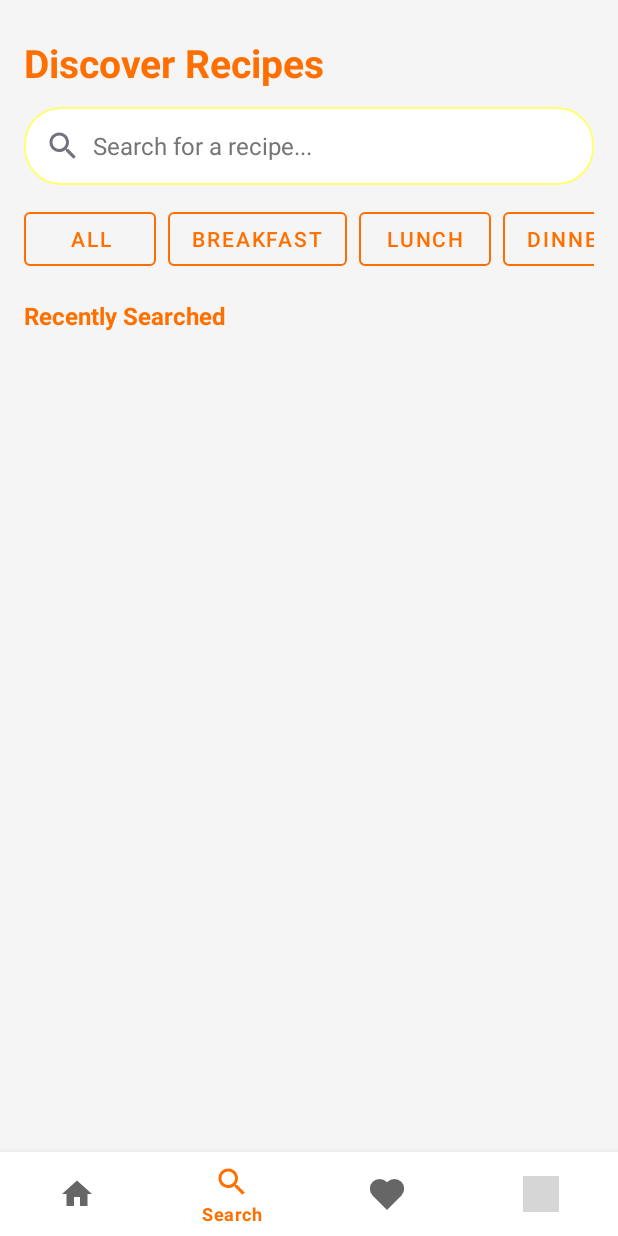
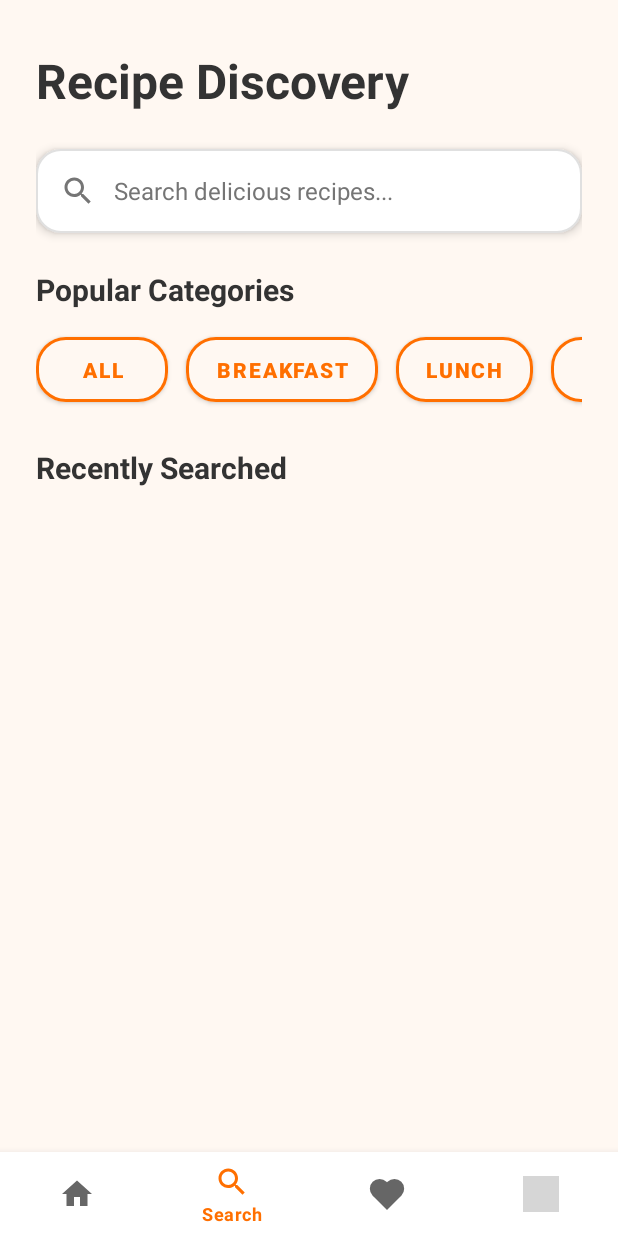
Before and after one commit to shahdhassan4601/recipe-app-kotlin, an Android app: the screen it shows after launch (RecipeActivity), item 2 of the bottom bar chosen, on a phone screen of 412 x 824 dp. Run offline under Robolectric (Android 15) with nearby library versions, the light colour scheme and no system bars; our stand-ins replace navigation-ui; pictures from the network do not load; grey boxes are pictures that could not be loaded.

Commit message:
udate home screen

```diff
--- a/app/src/main/java/com/example/recipeapp/data/local/entities/RecipeEntity.kt
+++ b/app/src/main/java/com/example/recipeapp/data/local/entities/RecipeEntity.kt
@@ -18,6 +18,7 @@ data class RecipeEntity(
     // Store ingredients as JSON - completely dynamic, any number
     val ingredientsJson: String, // JSON array of Ingredient objects
     val dateAdded: Long = System.currentTimeMillis()
+
 )
 
 // Helper data class for ingredients with measure (quantity)
--- a/app/src/main/res/drawable/search_input_background.xml
+++ b/app/src/main/res/drawable/search_input_background.xml
@@ -1,6 +1,18 @@
-<?xml version="1.0" encoding="utf-8"?>
-<shape xmlns:android="http://schemas.android.com/apk/res/android">
-    <solid android:color="@color/white" />
-    <corners android:radius="24dp" />
-    <stroke android:width="1dp" android:color="@color/secondaryLightColor" />
-</shape>
+<selector xmlns:android="http://schemas.android.com/apk/res/android">
+    <item android:state_focused="true">
+        <shape android:shape="rectangle">
+            <solid android:color="@color/card_background" />
+            <corners android:radius="16dp" />
+            <stroke android:width="2dp" android:color="@color/primary_orange" />
+            <padding android:left="12dp" android:top="12dp" android:right="12dp" android:bottom="12dp" />
+        </shape>
+    </item>
+    <item>
+        <shape android:shape="rectangle">
+            <solid android:color="@color/card_background" />
+            <corners android:radius="16dp" />
+            <stroke android:width="1dp" android:color="@color/light_gray_borders" />
+            <padding android:left="12dp" android:top="12dp" android:right="12dp" android:bottom="12dp" />
+        </shape>
+    </item>
+</selector>
--- a/app/src/main/res/layout/fragment_search.xml
+++ b/app/src/main/res/layout/fragment_search.xml
@@ -1,61 +1,83 @@
 <?xml version="1.0" encoding="utf-8"?>
-<androidx.constraintlayout.widget.ConstraintLayout
-    xmlns:android="http://schemas.android.com/apk/res/android"
+<androidx.coordinatorlayout.widget.CoordinatorLayout xmlns:android="http://schemas.android.com/apk/res/android"
     xmlns:app="http://schemas.android.com/apk/res-auto"
     xmlns:tools="http://schemas.android.com/tools"
-    android:id="@+id/searchRoot"
     android:layout_width="match_parent"
     android:layout_height="match_parent"
-    android:background="@color/background_light"
+    android:background="@color/warm_white_background"
     tools:context=".ui.home.SearchFragment">
 
-    <!-- 🔹 Title -->
+    <!-- الجزء اللي هيختفي مع السكرول -->
+    <com.google.android.material.appbar.AppBarLayout
+        android:id="@+id/appBarLayout"
+        android:layout_width="match_parent"
+        android:layout_height="wrap_content"
+        android:background="@color/warm_white_background"
+        app:elevation="0dp">
+
+        <com.google.android.material.appbar.CollapsingToolbarLayout
+            android:id="@+id/collapsingToolbar"
+            android:layout_width="match_parent"
+            android:layout_height="wrap_content"
+            app:layout_scrollFlags="scroll|exitUntilCollapsed"
+            app:contentScrim="@color/warm_white_background">
+
+            <!-- المحتوى اللي هيختفي -->
+            <LinearLayout
+                android:layout_width="match_parent"
+                android:layout_height="wrap_content"
+                android:orientation="vertical"
+                android:paddingStart="24dp"
+                android:paddingEnd="24dp"
+                android:paddingTop="32dp"
+                android:paddingBottom="16dp"
+                app:layout_collapseMode="parallax">
+
+                <!-- العنوان الرئيسي -->
                 <TextView
                     android:id="@+id/titleTextView"
-        android:layout_width="0dp"
+                    android:layout_width="match_parent"
                     android:layout_height="wrap_content"
-        android:layout_marginStart="16dp"
-        android:layout_marginTop="24dp"
-        android:layout_marginEnd="16dp"
-        android:text="Discover Recipes"
-        android:textColor="@color/primaryColor"
-        android:textSize="26sp"
+                    android:text="Recipe Discovery"
+                    android:textColor="@color/charcoal_gray"
+                    android:textSize="32sp"
                     android:textStyle="bold"
-        app:layout_constraintTop_toTopOf="parent"
-        app:layout_constraintStart_toStartOf="parent"
-        app:layout_constraintEnd_toEndOf="parent" />
+                    android:layout_marginBottom="24dp" />
 
-    <!-- 🔹 Search Input -->
+                <!-- مربع البحث -->
                 <EditText
                     android:id="@+id/searchEditText"
-        android:layout_width="0dp"
+                    android:layout_width="match_parent"
                     android:layout_height="wrap_content"
-        android:layout_marginStart="16dp"
-        android:layout_marginTop="12dp"
-        android:layout_marginEnd="16dp"
                     android:background="@drawable/search_input_background"
                     android:drawableStart="@drawable/ic_search"
-        android:drawablePadding="8dp"
-        android:hint="Search for a recipe..."
-        android:padding="14dp"
+                    android:drawablePadding="12dp"
+                    android:hint="Search delicious recipes..."
+                    android:padding="16dp"
                     android:textColorHint="@color/secondaryTextColor"
                     android:textSize="16sp"
-        app:layout_constraintTop_toBottomOf="@id/titleTextView"
-        app:layout_constraintStart_toStartOf="parent"
-        app:layout_constraintEnd_toEndOf="parent" />
+                    android:elevation="4dp"
+                    android:drawableTint="@color/icon_tint"
+                    android:layout_marginBottom="24dp" />
 
-    <!-- 🔹 Category Buttons -->
+                <!-- عنوان الكاتيجوريز -->
+                <TextView
+                    android:id="@+id/categoriesTitleTextView"
+                    android:layout_width="match_parent"
+                    android:layout_height="wrap_content"
+                    android:text="Popular Categories"
+                    android:textColor="@color/charcoal_gray"
+                    android:textSize="20sp"
+                    android:textStyle="bold"
+                    android:layout_marginBottom="12dp" />
+
+                <!-- أزرار الكاتيجوريز -->
                 <HorizontalScrollView
                     android:id="@+id/categoryScrollView"
-        android:layout_width="0dp"
+                    android:layout_width="match_parent"
                     android:layout_height="wrap_content"
-        android:layout_marginTop="12dp"
-        android:paddingStart="16dp"
-        android:paddingEnd="16dp"
                     android:scrollbars="none"
-        app:layout_constraintTop_toBottomOf="@id/searchEditText"
-        app:layout_constraintStart_toStartOf="parent"
-        app:layout_constraintEnd_toEndOf="parent">
+                    android:layout_marginBottom="24dp">
 
                     <LinearLayout
                         android:id="@+id/categoryButtonsLayout"
@@ -65,103 +87,93 @@
 
                         <Button
                             android:id="@+id/btnAll"
-                style="@style/Widget.MaterialComponents.Button.OutlinedButton"
+                            style="@style/CategoryButtonStyle"
                             android:layout_width="wrap_content"
                             android:layout_height="wrap_content"
-                android:layout_marginEnd="8dp"
-                android:text="All"
-                android:textColor="@color/primaryColor"
-                app:strokeColor="@color/primaryColor" />
+                            android:layout_marginEnd="12dp"
+                            android:text="All" />
 
                         <Button
                             android:id="@+id/btnBreakfast"
-                style="@style/Widget.MaterialComponents.Button.OutlinedButton"
+                            style="@style/CategoryButtonStyle"
                             android:layout_width="wrap_content"
                             android:layout_height="wrap_content"
-                android:layout_marginEnd="8dp"
-                android:text="Breakfast"
-                android:textColor="@color/primaryColor"
-                app:strokeColor="@color/primaryColor" />
+                            android:layout_marginEnd="12dp"
+                            android:text="Breakfast" />
 
                         <Button
                             android:id="@+id/btnLunch"
-                style="@style/Widget.MaterialComponents.Button.OutlinedButton"
+                            style="@style/CategoryButtonStyle"
                             android:layout_width="wrap_content"
                             android:layout_height="wrap_content"
-                android:layout_marginEnd="8dp"
-                android:text="Lunch"
-                android:textColor="@color/primaryColor"
-                app:strokeColor="@color/primaryColor" />
+                            android:layout_marginEnd="12dp"
+                            android:text="Lunch" />
 
                         <Button
                             android:id="@+id/btnDinner"
-                style="@style/Widget.MaterialComponents.Button.OutlinedButton"
+                            style="@style/CategoryButtonStyle"
                             android:layout_width="wrap_content"
                             android:layout_height="wrap_content"
-                android:layout_marginEnd="8dp"
-                android:text="Dinner"
-                android:textColor="@color/primaryColor"
-                app:strokeColor="@color/primaryColor" />
+                            android:layout_marginEnd="12dp"
+                            android:text="Dinner" />
 
                     </LinearLayout>
                 </HorizontalScrollView>
 
-    <!-- 🔹 Recently Searched Title -->
+                <!-- عنوان البحث الحديث -->
                 <TextView
-        android:id="@+id/recentTitle"
-        android:layout_width="wrap_content"
+                    android:id="@+id/recentSearchesTitleTextView"
+                    android:layout_width="match_parent"
                     android:layout_height="wrap_content"
                     android:text="Recently Searched"
-        android:textColor="@color/primaryColor"
+                    android:textColor="@color/charcoal_gray"
+                    android:textSize="20sp"
                     android:textStyle="bold"
-        android:textSize="16sp"
-        android:layout_marginTop="16dp"
-        android:layout_marginStart="16dp"
-        app:layout_constraintTop_toBottomOf="@id/categoryScrollView"
-        app:layout_constraintStart_toStartOf="parent" />
+                    android:layout_marginBottom="12dp" />
 
-    <!-- 🔹 Recently Searched Container -->
+
+
+            </LinearLayout>
+
+        </com.google.android.material.appbar.CollapsingToolbarLayout>
+
+    </com.google.android.material.appbar.AppBarLayout>
+
+    <!-- الجزء اللي هيفضل ثابت (نتائج البحث ) -->
+    <androidx.core.widget.NestedScrollView
+        android:layout_width="match_parent"
+        android:layout_height="match_parent"
+        app:layout_behavior="@string/appbar_scrolling_view_behavior">
+
         <LinearLayout
-        android:id="@+id/recentContainer"
-        android:layout_width="0dp"
+            android:layout_width="match_parent"
             android:layout_height="wrap_content"
-        android:layout_marginTop="8dp"
-        android:orientation="horizontal"
-        android:layout_marginStart="16dp"
-        android:layout_marginEnd="16dp"
-        android:gravity="start"
-        android:baselineAligned="false"
-        app:layout_constraintTop_toBottomOf="@id/recentTitle"
-        app:layout_constraintStart_toStartOf="parent"
-        app:layout_constraintEnd_toEndOf="parent" />
+            android:orientation="vertical">
 
-    <!-- 🔹 RecyclerView for Results -->
-    <androidx.recyclerview.widget.RecyclerView
-        android:id="@+id/searchResultsRecyclerView"
-        android:layout_width="0dp"
-        android:layout_height="0dp"
-        android:layout_marginTop="16dp"
-        android:layout_marginBottom="8dp"
-        android:paddingStart="16dp"
-        android:paddingEnd="16dp"
-        android:clipToPadding="false"
-        app:layout_constraintTop_toBottomOf="@id/recentContainer"
-        app:layout_constraintBottom_toTopOf="@id/searchProgressBar"
-        app:layout_constraintStart_toStartOf="parent"
-        app:layout_constraintEnd_toEndOf="parent"
-        tools:listitem="@layout/item_recipe_search" />
-
-    <!-- 🔹 Progress Bar -->
+            <!-- Progress Bar -->
             <ProgressBar
                 android:id="@+id/searchProgressBar"
                 style="?android:attr/progressBarStyle"
                 android:layout_width="wrap_content"
                 android:layout_height="wrap_content"
-        android:layout_marginBottom="12dp"
-        android:visibility="gone"
-        app:layout_constraintTop_toBottomOf="@id/searchResultsRecyclerView"
-        app:layout_constraintBottom_toBottomOf="parent"
-        app:layout_constraintStart_toStartOf="parent"
-        app:layout_constraintEnd_toEndOf="parent" />
+                android:layout_gravity="center"
+                android:layout_margin="24dp"
+                android:visibility="gone" />
 
-</androidx.constraintlayout.widget.ConstraintLayout>
+            <!-- نتائج البحث -->
+            <androidx.recyclerview.widget.RecyclerView
+                android:id="@+id/searchResultsRecyclerView"
+                android:layout_width="match_parent"
+                android:layout_height="wrap_content"
+                android:paddingStart="24dp"
+                android:paddingEnd="24dp"
+                android:paddingBottom="24dp"
+                android:clipToPadding="false"
+                android:nestedScrollingEnabled="false"
+                tools:listitem="@layout/item_recipe_search" />
+
+        </LinearLayout>
+
+    </androidx.core.widget.NestedScrollView>
+
+</androidx.coordinatorlayout.widget.CoordinatorLayout>
--- a/app/src/main/res/layout/item_recipe.xml
+++ b/app/src/main/res/layout/item_recipe.xml
@@ -8,7 +8,7 @@
     app:cardCornerRadius="24dp"
     app:cardElevation="10dp"
     android:foreground="?attr/selectableItemBackground"
-    app:cardBackgroundColor="@color/card_background">
+    app:cardBackgroundColor="@color/white">
 
     <FrameLayout
         android:layout_width="match_parent"
--- a/app/src/main/res/navigation/main_nav_graph.xml
+++ b/app/src/main/res/navigation/main_nav_graph.xml
@@ -86,16 +86,7 @@
         app:popEnterAnim="@anim/slide_in_left"
         app:popExitAnim="@anim/slide_out_right" />
 
-    <fragment
-        android:id="@+id/categoryRecipesFragment"
-        android:name="com.example.recipeapp.ui.home.CategoryRecipesFragment"
-        android:label="Category Recipes"
-        tools:layout="@layout/fragment_category_recipes">
 
-        <argument
-            android:name="categoryName"
-            app:argType="string" />
-    </fragment>
 
 
 </navigation>
--- a/app/src/main/res/values/colors.xml
+++ b/app/src/main/res/values/colors.xml
@@ -64,5 +64,8 @@
 
     <color name="light_orange_overlay">#FFFFF3E0</color> <!-- أورانج خفيف جدًا -->
     <color name="ripple_orange">#33FFA726</color> <!-- برتقالي شفاف -->
+    <color name="category_button_text_color">#FF6F00</color>
+    <color name="category_button_background">#FFF8F2</color>
+    <color name="category_button_stroke_color">#FF6F00</color>
 
 </resources>
--- a/app/src/main/res/values/styles.xml
+++ b/app/src/main/res/values/styles.xml
@@ -50,4 +50,21 @@
         <item name="android:fontFamily">sans-serif</item>
         <item name="android:lineSpacingMultiplier">1.5</item>
     </style>
+
+    <style name="CategoryButtonStyle" parent="Widget.MaterialComponents.Button.OutlinedButton">
+        <item name="android:textColor">@color/category_button_text_color</item>
+        <item name="android:backgroundTint">@color/category_button_background</item>
+        <item name="strokeColor">@color/category_button_stroke_color</item>
+        <item name="strokeWidth">2dp</item>
+        <item name="cornerRadius">20dp</item>
+        <item name="android:paddingStart">20dp</item>
+        <item name="android:paddingEnd">20dp</item>
+        <item name="android:paddingTop">12dp</item>
+        <item name="android:paddingBottom">12dp</item>
+        <item name="android:textSize">14sp</item>
+        <item name="android:textStyle">bold</item>
+        <item name="android:elevation">2dp</item>
+        <item name="android:stateListAnimator">@null</item>
+    </style>
+
 </resources>
```
Lines whose indentation alone changed are shown as unchanged.
